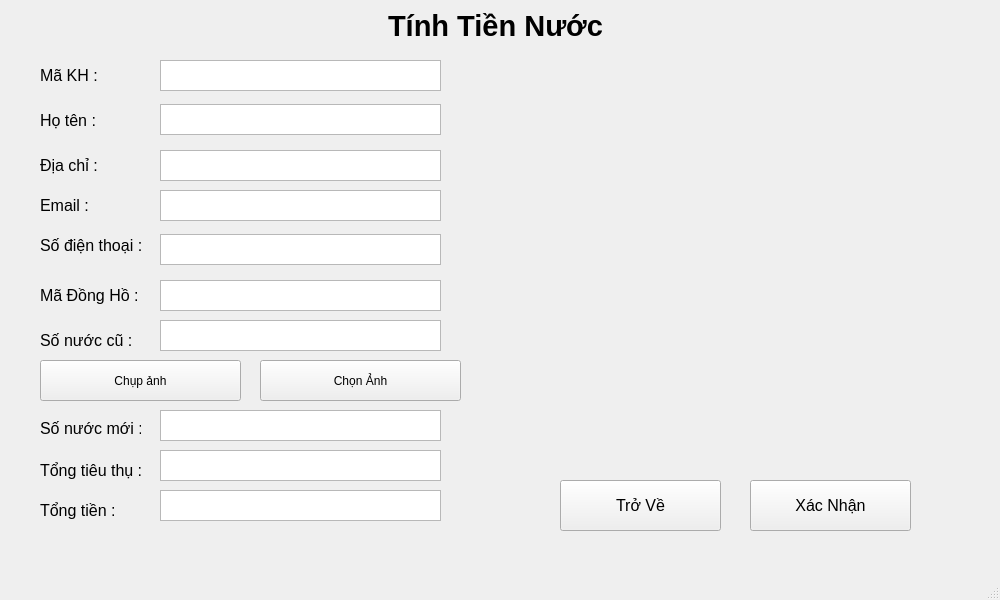
The window that GUI/UI/tinhTienNuocUI.ui (MinhVi2004/WaterManagement) describes before a commit, drawn with Qt 5.
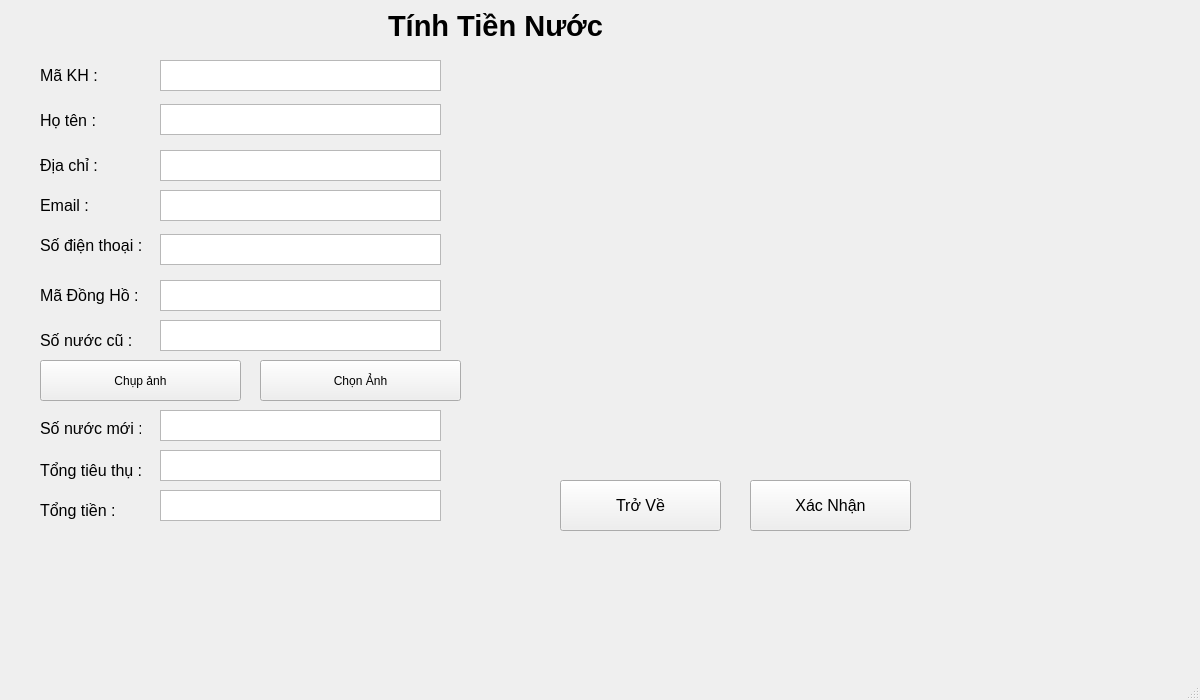
The same window after the commit. Icons and pictures are not drawn.

Diff of the .ui file:
```diff
--- a/GUI/UI/tinhTienNuocUI.ui
+++ b/GUI/UI/tinhTienNuocUI.ui
@@ -6,8 +6,8 @@
    <rect>
     <x>0</x>
     <y>0</y>
-    <width>1000</width>
-    <height>600</height>
+    <width>1200</width>
+    <height>700</height>
    </rect>
   </property>
   <property name="windowTitle">
```
Left out of the diff: 3 changed lines with no effect on the pictures.
